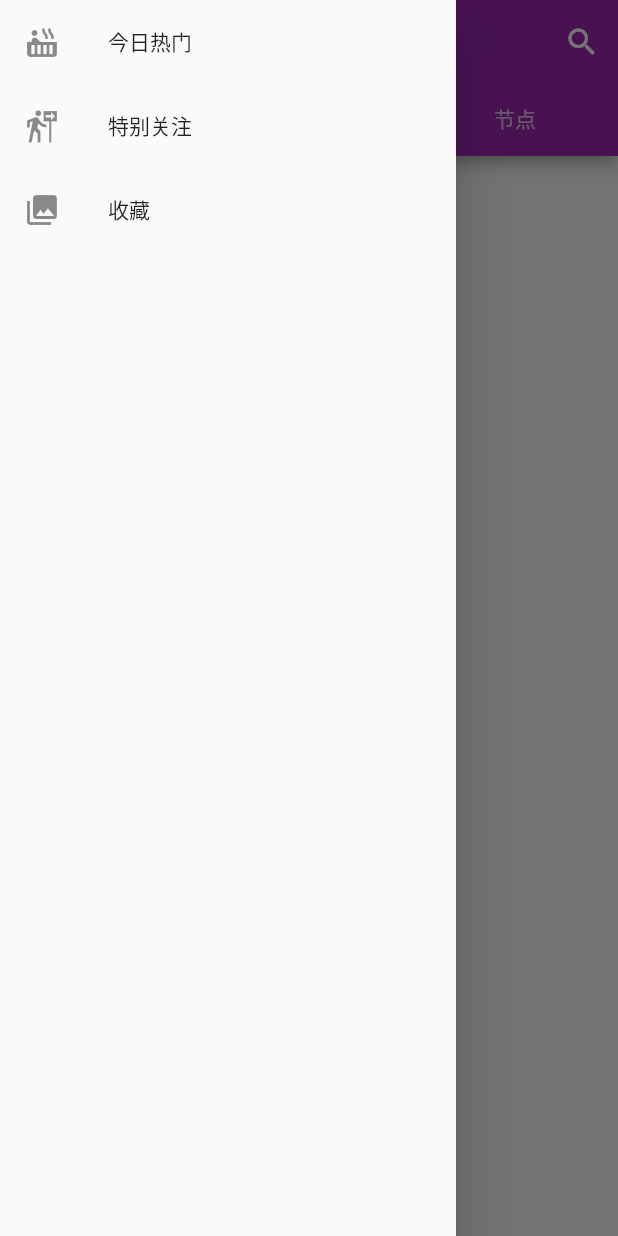
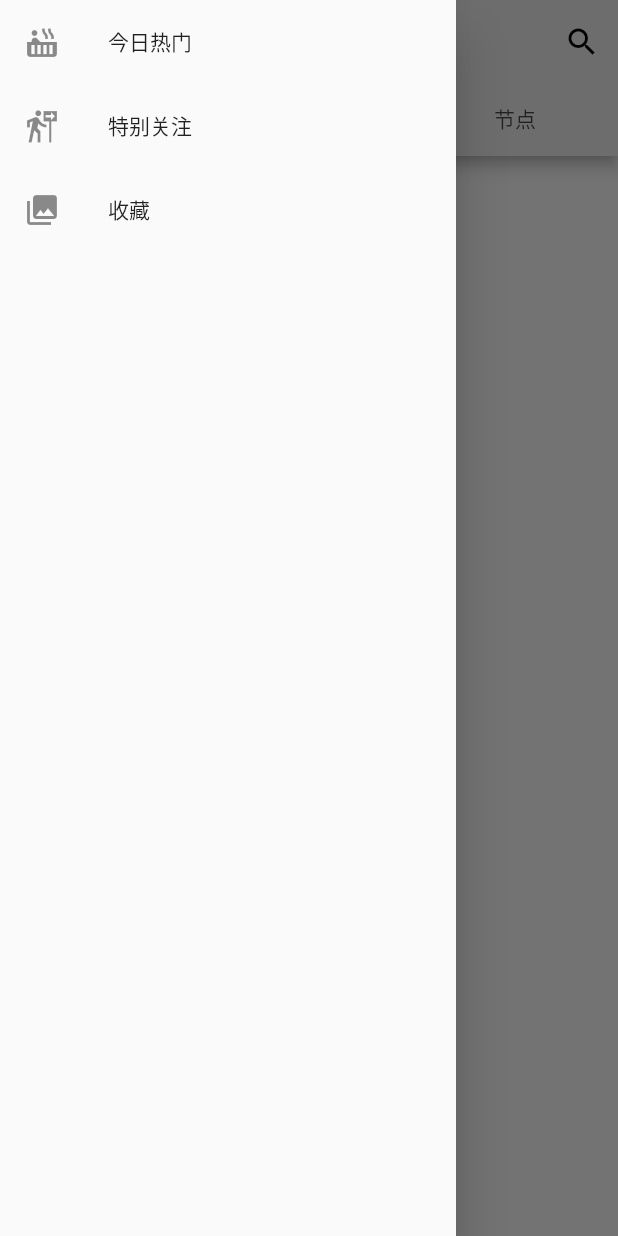
Before and after one commit to wjploop/flutter_app, a Flutter app: the screen it shows after launch, with the side drawer open, on a phone screen of 412 x 824 dp. Run offline on Flutter 3.47's test engine with Material 2 defaults, Android fonts, the phone set to English and light mode, and no system bars; drawn by our look-alikes of pull_to_refresh; our stand-ins replace dio, retrofit; generated files the repository leaves out were written again.

Commit message:
首页美化UI

```diff
--- a/lib/home.dart
+++ b/lib/home.dart
@@ -1,4 +1,6 @@
+import 'package:flutter/cupertino.dart';
 import 'package:flutter/material.dart';
+import 'package:flutter/rendering.dart';
 import 'package:flutter_app/drawer.dart';
 import 'package:flutter_app/message/message.dart';
 import 'package:flutter_app/net/MyApi.dart';
@@ -10,25 +12,6 @@ var homeKey = GlobalKey<ScaffoldState>();
 class Home extends StatefulWidget {
   @override
   _HomeState createState() => _HomeState();
-}
-
-class ArrowTab extends StatefulWidget {
-  bool drop;
-
-  @override
-  _ArrowTabState createState() => _ArrowTabState();
-}
-
-class Hello extends Tab {
-  @override
-  Widget get child => super.child;
-}
-
-class _ArrowTabState extends State<ArrowTab> {
-  @override
-  Widget build(BuildContext context) {
-    return Container();
-  }
 }
 
 class _HomeState extends State<Home> with TickerProviderStateMixin {
@@ -63,7 +46,7 @@ class _HomeState extends State<Home> with TickerProviderStateMixin {
       Tween<double>(begin: 0.0, end: 0.5);
 
   final ColorTween _backgroundColorTween =
-      ColorTween(begin: Colors.transparent, end: Colors.grey[50]);
+      ColorTween(begin: Colors.transparent, end: Colors.black12);
 
   Animation<double> _iconTurn;
   Animation<double> _heightFactor;
@@ -73,26 +56,24 @@ class _HomeState extends State<Home> with TickerProviderStateMixin {
 
   bool _isExpanded = false;
 
-  bool get _isValidForDrop => _tabController.index==0;
+  bool get _isValidForDrop => _tabController.index == 0;
 
   TabController _tabController;
 
   static var _tabData = [
+    ["全部", "all"],
     ["技术", "tech"],
-    ["技术", "tech"],
-    ["技术", "tech"],
-    ["技术", "tech"],
-    ["技术", "tech"],
-    ["技术", "tech"],
-    ["技术", "tech"],
-    ["技术", "tech"],
-    ["技术", "tech"],
-    ["技术", "tech"],
-    ["技术", "tech"],
-    ["技术", "tech"],
-    ["技术", "tech"],
-    ["技术", "tech"],
-    ["技术", "tech"],
+    ["创意", "creative"],
+    ["好玩", "play"],
+    ["Apple", "apple"],
+    ["酷工作", "jobs"],
+    ["交易", "deals"],
+    ["城市", "city"],
+    ["问与答", "qna"],
+    ["最热", "hot"],
+    ["R2", "r2"],
+    ["节点", "nodes"],
+    ["关注", "members"],
   ];
   List<TabData> _tabList = _tabData.map((e) => TabData(e[0], e[1])).toList();
 
@@ -100,7 +81,7 @@ class _HomeState extends State<Home> with TickerProviderStateMixin {
   void initState() {
     super.initState();
     dropController =
-        AnimationController(vsync: this, duration: Duration(milliseconds: 100));
+        AnimationController(vsync: this, duration: Duration(milliseconds: 200));
     _heightFactor = dropController.drive(_easeInTween);
     _iconTurn = dropController.drive(_halfTween.chain(_easeInTween));
     _backgroundColor =
@@ -160,11 +141,12 @@ class _HomeState extends State<Home> with TickerProviderStateMixin {
         ),
         bottom: TabBar(
           tabs: tabs,
+          indicatorSize: TabBarIndicatorSize.label,
           controller: _tabController,
           onTap: (value) {
-            if(value==0) {
+            if (value == 0) {
               _reverseDrop();
-            }else{
+            } else {
               _dismissDrop();
             }
           },
@@ -183,10 +165,10 @@ class _HomeState extends State<Home> with TickerProviderStateMixin {
           AnimatedBuilder(
             animation: dropController,
             builder: (context, child) {
-              final bool closed = _isExpanded && dropController.isDismissed;
+              final bool closed = !_isExpanded && dropController.isDismissed;
 
               return Offstage(
-              offstage: closed,
+                offstage: closed,
                 child: GestureDetector(
                   onTapDown: (detail) {
                     _dismissDrop();
@@ -196,21 +178,32 @@ class _HomeState extends State<Home> with TickerProviderStateMixin {
                     constraints: BoxConstraints.expand(),
                     alignment: Alignment.topCenter,
                     child: ClipRect(
-                      child:
-                          Align(heightFactor: _heightFactor.value, child: child),
+                      child: Align(
+                          heightFactor: _heightFactor.value, child: child),
                     ),
                   ),
                 ),
               );
             },
-            child: Padding(
-              padding: const EdgeInsets.all(8.0),
-              child: Wrap(
-                spacing: 8,
-                runSpacing: 6,
+            child: Container(
+              color: Colors.white,
+              padding: EdgeInsets.all(8),
+              width: double.infinity,
+              child: GridView(
+                shrinkWrap: true,
+                physics: ClampingScrollPhysics(),
+                gridDelegate: const SliverGridDelegateWithFixedCrossAxisCount(
+                  crossAxisCount: 3,
+                  childAspectRatio: 2.5,
+                ),
                 children: _tabList
                     .map((e) =>
-                        ActionChip(label: Text(e.name), onPressed: () {}))
+                        Padding(
+                          padding: const EdgeInsets.all(8.0),
+                          child: FlatButton(
+                            color: Theme.of(context).primaryColor,
+                              child: Text(e.name), onPressed: () {}),
+                        ))
                     .toList(),
               ),
             ),
--- a/lib/main.dart
+++ b/lib/main.dart
@@ -32,7 +32,7 @@ class App extends StatelessWidget {
       enableBallisticLoad: true, // trigger load more by BallisticScrollActivity
       child: MaterialApp(
         title: 'Flutter Demo',
-        theme: ThemeData(primarySwatch: Colors.purple),
+        theme: ThemeData(primaryColor: Colors.grey[200],accentColor: Colors.black),
         // home: MyHomePage(title: 'Flutter Demo Home Page'),
         debugShowCheckedModeBanner: false,
         // onGenerateRoute: (settings) {
```
